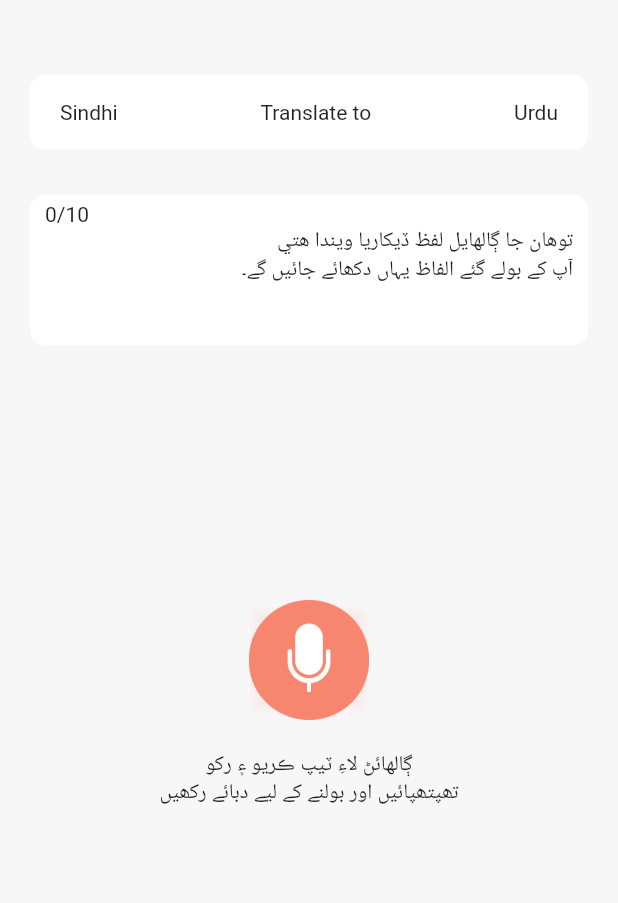
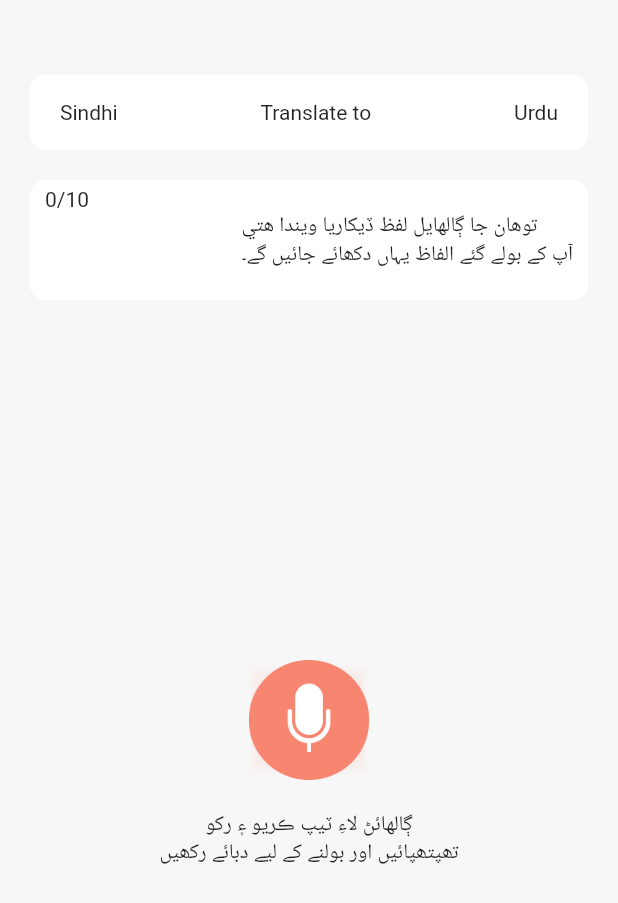
Before and after one commit to Safiullah2000/TranslatorApp, a Flutter app: the screen it shows after launch, on a phone screen of 412 x 824 dp. Shown: the top 903 px of the screen. Run offline on Flutter 3.47's test engine with Material 2 defaults, Android fonts, the phone set to English and light mode, and no system bars.

Commit message:
second commit

```diff
--- a/lib/main.dart
+++ b/lib/main.dart
@@ -12,6 +12,11 @@ class MyApp extends StatefulWidget {
 }
 
 class _MyAppState extends State<MyApp> {
+  var imageName = "BPMW.png";
+  bool isVisible = false;
+  List sindhi_urdu_Translation = [
+    "توهان جا ڳالهايل لفظ ڏيکاريا ويندا هتي\nآپ کے بولے گئے الفاظ یہاں دکھائے جائیں گے۔"
+  ];
   @override
   Widget build(BuildContext context) {
     return MaterialApp(
@@ -22,52 +27,88 @@ class _MyAppState extends State<MyApp> {
           children: [
             Container(
               decoration: BoxDecoration(
-                      borderRadius: BorderRadius.circular(10),
-                      color: Colors.white),
+                  borderRadius: BorderRadius.circular(10), color: Colors.white),
               margin: EdgeInsets.fromLTRB(20, 50, 20, 10),
               padding: EdgeInsets.fromLTRB(20, 0, 20, 0),
               width: double.infinity,
               height: 50,
               child: Row(
                 mainAxisAlignment: MainAxisAlignment.spaceBetween,
-                    children: [
-                      Text("Sindhi"),
-                      Text("Translate to"),
-                      Text("Urdu")
-                    ],
+                children: [Text("Sindhi"), Text("Translate to"), Text("Urdu")],
               ),
             ),
             Container(
+              height: 250,
+              width: double.infinity,
+              child: ListView.builder(
+                  itemCount: sindhi_urdu_Translation.length,
+                  itemBuilder: (context, int index) {
+                    return Container(
                       decoration: BoxDecoration(
                           borderRadius: BorderRadius.circular(10),
                           color: Colors.white),
-                  margin: EdgeInsets.all(20),
+                      margin: EdgeInsets.fromLTRB(20, 10, 20, 10),
                       padding: EdgeInsets.fromLTRB(10, 5, 10, 0),
                       width: double.infinity,
-                  height: 100,
+                      height: 80,
                       child: Column(
                         crossAxisAlignment: CrossAxisAlignment.end,
                         children: [
-                      Align(alignment: Alignment.topLeft, child: Text("0/10")),
-                      Text("توهان جا ڳالهايل لفظ ڏيکاريا ويندا هتي"),
-                      Text("آپ کے بولے گئے الفاظ یہاں دکھائے جائیں گے۔"),
+                          Align(
+                              alignment: Alignment.topLeft,
+                              child: Text("0/10")),
+                          Text(sindhi_urdu_Translation[index]),
                         ],
                       ),
+                    );
+                  }),
             ),
             SizedBox(
-                  height: 150,
+              height: 80,
             ),
-                Image.asset(
-                  "images/BPMW.png",
+            GestureDetector(
+              onLongPressStart: (detail) {
+                setState(() {
+                  imageName = "BWMP.png";
+                });
+              },
+              onLongPressEnd: (details) {
+                setState(() {
+                  imageName = "BPMW.png";
+                  isVisible = true;
+                  sindhi_urdu_Translation.add("Input Sindhi Text");
+                });
+              },
+              child: Image.asset(
+                "images/$imageName",
                 width: 80,
                 height: 80,
+              ),
             ),
             SizedBox(
               height: 20,
             ),
             Text("ڳالهائڻ لاءِ ٽيپ ڪريو ۽ رکو"),
-                Text("تھپتھپائیں اور بولنے کے لیے دبائے رکھیں")
+            Text("تھپتھپائیں اور بولنے کے لیے دبائے رکھیں"),
+            SizedBox(
+              height: 10,
+            ),
+            Visibility(
+                visible: isVisible,
+                child: ElevatedButton(
+                  style: ElevatedButton.styleFrom(
+                      backgroundColor: Color(0xfff78671),
+                      padding: EdgeInsets.fromLTRB(80, 20, 80, 20)),
+                  onPressed: () {
+                    setState(() {
+                      sindhi_urdu_Translation.add("Converted Urdu Text");
+                    });
+                  },
+                  child: Text("Click to Translate"),
+                ))
           ],
-            )));
+        ),
+      ),
+    );
   }
 }
```
Lines whose indentation alone changed are shown as unchanged.
